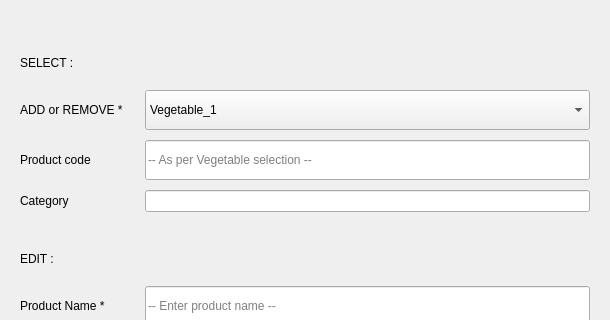
Above: Project/ui/vegetable_menu.ui from Selvam-T/POS before the change; both pictures show x 0 to 610 and y 108 to 428 of the 610 by 800 pixel window. Below: the same form after it.
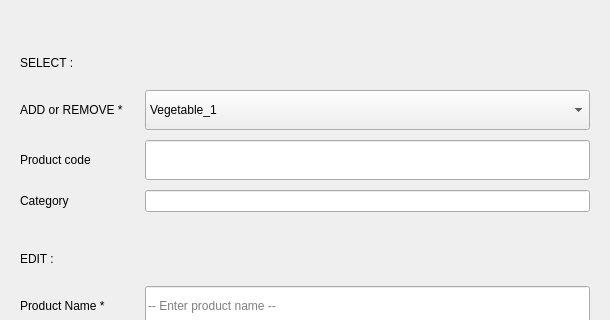
That is the form after the change.

Commit message: vegetable_menu is Pipeline-compliant. Centralized markup wiring functions in input_validation

```diff
--- a/Project/ui/vegetable_menu.ui
+++ b/Project/ui/vegetable_menu.ui
@@ -340,7 +340,7 @@
           </size>
          </property>
          <property name="placeholderText">
-          <string>-- As per Vegetable selection --</string>
+          <string/>
          </property>
         </widget>
        </item>
```
Left out of the diff: 6 changed lines with no effect on the pictures. The commit also changes 8 other files.
